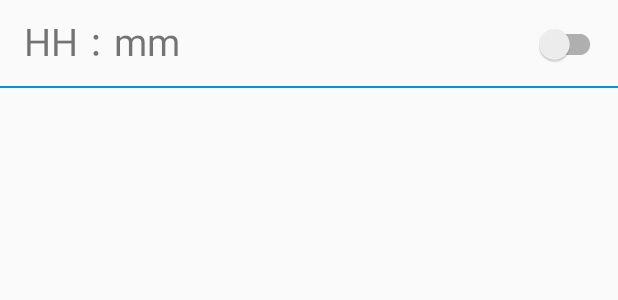
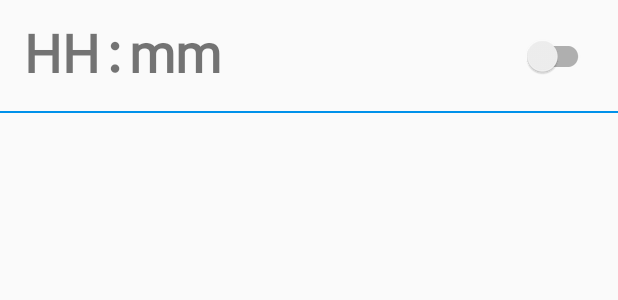
Before and after one commit to javadi92/Alarm, an Android app: the layout alarm_holder.xml on its own in the app's theme, with its tools: preview values and no code run, on a phone screen of 412 x 824 dp. Shown: the top 300 px of the screen. Run offline under Robolectric (Android 15) with nearby library versions, the phone set to English and light mode, and no system bars; plain views replace SwitchButton.

```diff
--- a/app/src/main/java/com/javadi/alarm/adapter/AlarmAdapter.java
+++ b/app/src/main/java/com/javadi/alarm/adapter/AlarmAdapter.java
@@ -6,7 +6,6 @@ import android.support.v7.widget.RecyclerView;
 import android.view.LayoutInflater;
 import android.view.View;
 import android.view.ViewGroup;
-import android.widget.Switch;
 import android.widget.TextView;
 import com.javadi.alarm.R;
 import com.javadi.alarm.activity.AddAlarmsActivity;
--- a/app/src/main/res/layout/alarm_holder.xml
+++ b/app/src/main/res/layout/alarm_holder.xml
@@ -15,9 +15,10 @@
         android:layout_marginTop="8dp"
         android:layout_marginEnd="8dp"
         android:layout_marginBottom="8dp"
+        android:fontFamily="@font/vazir"
         android:text="HH"
-        android:textSize="25dp"
-        android:fontFamily="@font/vazir"
+        android:textSize="35dp"
+        android:textStyle="bold"
         app:layout_constraintBottom_toBottomOf="parent"
         app:layout_constraintEnd_toEndOf="parent"
         app:layout_constraintHorizontal_bias="0.0"
@@ -42,7 +43,7 @@
         android:layout_height="wrap_content"
         android:layout_marginStart="8dp"
         android:layout_marginTop="8dp"
-        android:layout_marginEnd="8dp"
+        android:layout_marginEnd="16dp"
         android:layout_marginBottom="8dp"
         app:layout_constraintBottom_toBottomOf="parent"
         app:layout_constraintEnd_toEndOf="parent"
@@ -55,13 +56,14 @@
         android:id="@+id/textView"
         android:layout_width="wrap_content"
         android:layout_height="wrap_content"
-        android:layout_marginStart="8dp"
+        android:layout_marginStart="4dp"
         android:layout_marginTop="8dp"
         android:layout_marginEnd="8dp"
         android:layout_marginBottom="8dp"
+        android:fontFamily="@font/vazir"
         android:text=":"
-        android:textSize="25dp"
-        android:fontFamily="@font/vazir"
+        android:textSize="35dp"
+        android:textStyle="bold"
         app:layout_constraintBottom_toBottomOf="parent"
         app:layout_constraintEnd_toEndOf="parent"
         app:layout_constraintHorizontal_bias="0.0"
@@ -72,13 +74,14 @@
         android:id="@+id/tv_minute"
         android:layout_width="wrap_content"
         android:layout_height="wrap_content"
-        android:layout_marginStart="8dp"
+        android:layout_marginStart="4dp"
         android:layout_marginTop="8dp"
         android:layout_marginEnd="8dp"
         android:layout_marginBottom="8dp"
+        android:fontFamily="@font/vazir"
         android:text="mm"
-        android:textSize="25dp"
-        android:fontFamily="@font/vazir"
+        android:textSize="35dp"
+        android:textStyle="bold"
         app:layout_constraintBottom_toBottomOf="parent"
         app:layout_constraintEnd_toEndOf="parent"
         app:layout_constraintHorizontal_bias="0.0"
```
Also changed, not shown: app/src/main/java/com/javadi/alarm/activity/AddAlarmsActivity.java (+7 -1 lines), app/src/main/java/com/javadi/alarm/activity/MainActivity.java (+22 -9 lines), app/src/main/java/com/javadi/alarm/activity/StopActivity.java (+24 -8 lines).
